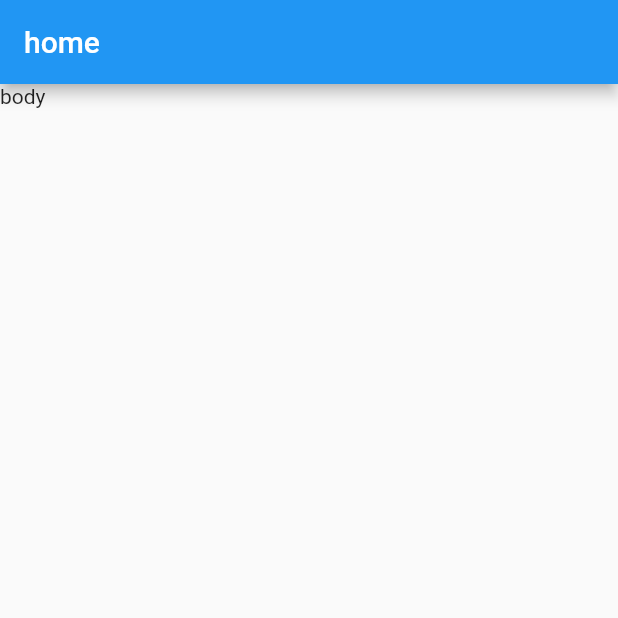
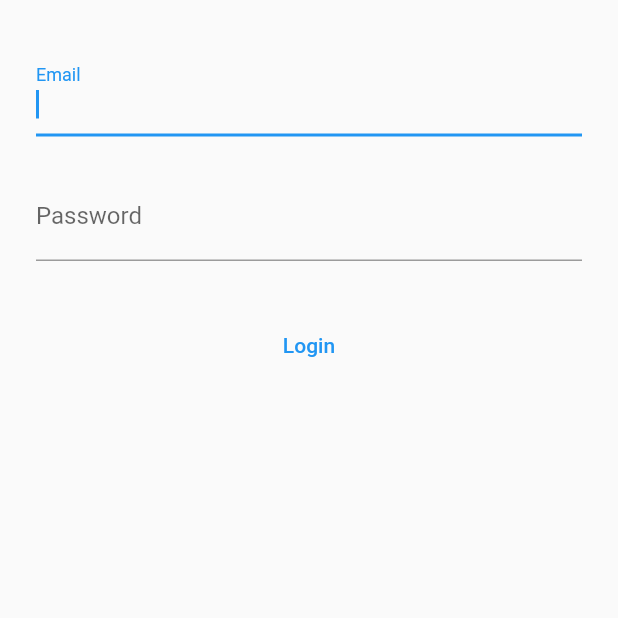
Before and after one commit to tomoyuki28jp/flutterfire_scheduled_batch_write_sample3, a Flutter app: the screen it shows after launch, on a phone screen of 412 x 824 dp, the top half of it. Run offline on Flutter 3.47's test engine with Material 2 defaults, Android fonts, the phone set to English and light mode, and no system bars; our stand-ins replace firebase_auth, firebase_core; accounts and stored records are empty.

Commit message:
now use can login

```diff
--- a/lib/main.dart
+++ b/lib/main.dart
@@ -1,3 +1,4 @@
+import 'package:firebase_auth/firebase_auth.dart';
 import 'package:firebase_core/firebase_core.dart';
 import 'package:flutter/material.dart';
 
@@ -12,26 +13,107 @@ class App extends StatelessWidget {
 
   @override
   Widget build(BuildContext context) {
-    return MaterialApp(
-      home: const HomePage(),
-    );
+    return MaterialApp(home: const HomePage());
   }
 }
 
-class HomePage extends StatefulWidget {
+class HomePage extends StatelessWidget {
   const HomePage({Key? key}) : super(key: key);
 
   @override
-  _HomePageState createState() => _HomePageState();
+  Widget build(BuildContext context) {
+    return Scaffold(
+        body: StreamBuilder<User?>(
+      stream: FirebaseAuth.instance.authStateChanges(),
+      builder: (context, snap) {
+        if (snap.hasError) {
+          return const Text('error');
+        }
+        if (snap.connectionState == ConnectionState.waiting) {
+          return const Center(
+            child: CircularProgressIndicator(),
+          );
+        } else if (snap.data?.uid == null) {
+          return AuthPage();
+        } else {
+          return const Text('tracking....');
+        }
+      },
+    ));
+  }
 }
 
-class _HomePageState extends State<HomePage> {
+class AuthPage extends StatefulWidget {
+  const AuthPage({Key? key}) : super(key: key);
+
+  @override
+  _AuthPageState createState() => _AuthPageState();
+}
+
+class _AuthPageState extends State<AuthPage> {
+  final _formKey = GlobalKey<FormState>();
+  final _emailController = TextEditingController();
+  final _passwordController = TextEditingController();
+
+  @override
+  void dispose() {
+    _emailController.dispose();
+    _passwordController.dispose();
+    super.dispose();
+  }
+
+  Future<User?> _submit() async {
+    if (_formKey.currentState?.validate() != true) {
+      return null;
+    }
+    try {
+      await FirebaseAuth.instance.signInWithEmailAndPassword(
+          email: _emailController.text, password: _passwordController.text);
+    } on FirebaseAuthException catch (e) {
+      ScaffoldMessenger.of(context)
+          .showSnackBar(SnackBar(content: Text(e.code)));
+    }
+  }
+
   @override
   Widget build(BuildContext context) {
-    return Scaffold(
-        appBar: AppBar(
-          title: const Text('home'),
-        ),
-        body: const Text('body'));
+    return Container(
+        alignment: Alignment.topCenter,
+        child: Container(
+            padding: const EdgeInsets.symmetric(horizontal: 24),
+            constraints: const BoxConstraints(
+              maxWidth: 500,
+            ),
+            child: SingleChildScrollView(
+                child: Column(
+              children: [
+                const SizedBox(height: 32),
+                _form(),
+              ],
+            ))));
+  }
+
+  Widget _form() {
+    return Form(
+        key: _formKey,
+        child: Column(children: [
+          TextFormField(
+            controller: _emailController,
+            autofocus: true,
+            decoration: const InputDecoration(
+                labelText: 'Email', labelStyle: TextStyle(height: 0.1)),
+            validator: (val) => val?.isEmpty == true ? 'cannot be empty' : null,
+          ),
+          const SizedBox(height: 24),
+          TextFormField(
+            controller: _passwordController,
+            decoration: const InputDecoration(
+                labelText: 'Password', labelStyle: TextStyle(height: 0.1)),
+            validator: (val) => val?.isEmpty == true ? 'cannot be empty' : null,
+            obscureText: true,
+          ),
+          const SizedBox(height: 32),
+          TextButton(onPressed: _submit, child: Text('Login'))
+        ]));
   }
 }
```
